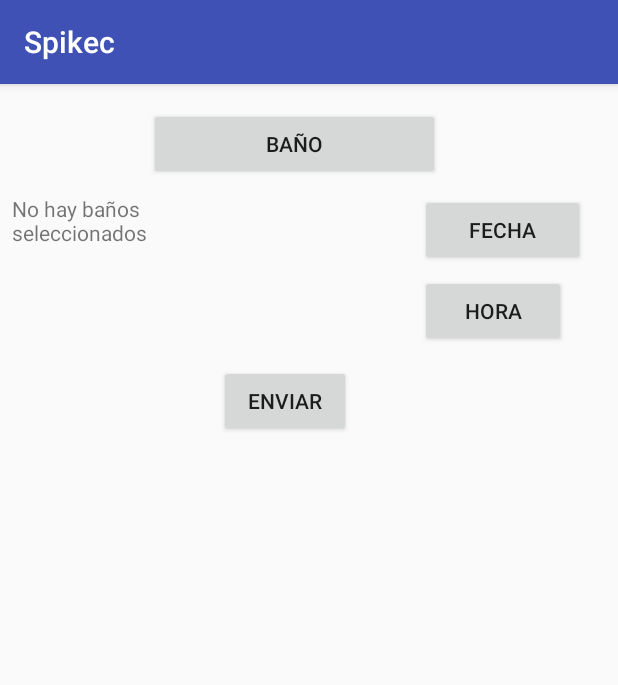
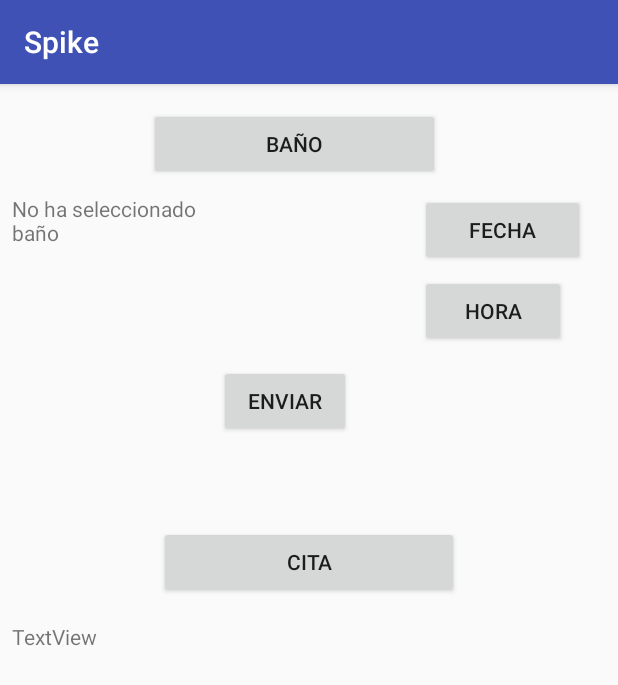
Before and after one commit to juanda0097/Spikec, an Android app: the ejemplo screen opened directly, with no data from a screen before it, on a phone screen of 412 x 824 dp. Shown: the top 685 px of the screen. Run offline under Robolectric (Android 15) with nearby library versions, the phone set to English and light mode, and no system bars; our stand-ins replace Firebase (no records; nobody signed in at launch, a user with empty details on screens opened directly).

Commit message:
septimo commit se le agrego un alert dialog al citas

```diff
--- a/app/src/main/java/com/spikec/spikec/ejemplo.java
+++ b/app/src/main/java/com/spikec/spikec/ejemplo.java
@@ -9,6 +9,7 @@ import android.support.v7.app.AppCompatActivity;
 import android.view.View;
 import android.widget.Button;
 import android.widget.DatePicker;
+import android.widget.EditText;
 import android.widget.TextView;
 import android.widget.TimePicker;
 import android.widget.Toast;
@@ -22,6 +23,11 @@ import java.util.List;
 
 public class ejemplo extends AppCompatActivity {
     TextView txtfecha;
+    TextView tvfechacita;
+    TextView tvhoracita;
+    Button btnfechacita;
+    Button btnhoracita;
+    Button bottoncita;
     TextView txthora;
     Button btnfecha;
     Button btnhora;
@@ -131,7 +137,7 @@ public class ejemplo extends AppCompatActivity {
 
 
                 AlertDialog.Builder alert2= new AlertDialog.Builder(ejemplo.this);
-                alert2.setTitle("Dialogo con opciones");
+                alert2.setTitle("Tipos de baños");
 //                alert2.setMessage(" este cuadro tiene botones de acceso");
 
                 //agregando las opciones del chekbox
@@ -181,7 +187,35 @@ public class ejemplo extends AppCompatActivity {
                 alert2.show();//se muestra el  dialogo
             }
         });
-       // FirebaseDatabase database = FirebaseDatabase.getInstance();
-        //DatabaseReference myRef = database.getReference();
+        // a partir de aqui se crea u alertdialog para describir la cita
+
+        bottoncita = (Button)findViewById(R.id.btncita);
+        bottoncita.setOnClickListener(new View.OnClickListener() {
+            @Override
+            public void onClick(View view) {
+            AlertDialog.Builder mBuilder = new AlertDialog.Builder(ejemplo.this);
+                View mView = getLayoutInflater().inflate(R.layout.dialog_cita, null);
+                final EditText mDescribe = (EditText) mView.findViewById(R.id.describecita);
+                Button mButton = (Button) mView.findViewById(R.id.btnokcita);
+                mButton.setOnClickListener(new View.OnClickListener() {
+                    @Override
+                    public void onClick(View view) {
+                        Toast.makeText(ejemplo.this, "Descripcion anexada",Toast.LENGTH_LONG).show();
+                    }
+
+                });
+                mBuilder.setView(mView);
+                AlertDialog dialog = mBuilder.create();
+                dialog.show();
+
+            }
+        });
+
+
+
+        // se establece la conexion con la base de datos en firebase
+        FirebaseDatabase database = FirebaseDatabase.getInstance();
+        // se crea una variable de referencia
+        DatabaseReference myRef = database.getReference();
     }
 }
--- a/app/src/main/res/layout/activity_ejemplo.xml
+++ b/app/src/main/res/layout/activity_ejemplo.xml
@@ -11,7 +11,7 @@
         android:layout_width="194dp"
         android:layout_height="48dp"
         android:layout_marginTop="16dp"
-        android:text="Baño"
+        android:text="@string/baño"
         app:layout_constraintLeft_toLeftOf="parent"
         app:layout_constraintRight_toRightOf="parent"
         app:layout_constraintTop_toTopOf="parent"
@@ -27,7 +27,7 @@
         android:layout_marginLeft="8dp"
         android:layout_marginStart="8dp"
         android:layout_marginTop="9dp"
-        android:text="No hay baños seleccionados"
+        android:text="@string/selectbano"
         app:layout_constraintLeft_toLeftOf="parent"
         app:layout_constraintTop_toBottomOf="@+id/btnbano"
         tools:layout_constraintLeft_creator="1"
@@ -64,7 +64,7 @@
         android:layout_width="0dp"
         android:layout_height="48dp"
         android:layout_marginEnd="22dp"
-        android:text="Fecha"
+        android:text="@string/date"
         tools:layout_constraintRight_creator="1"
         tools:layout_constraintTop_creator="1"
         android:layout_marginRight="22dp"
@@ -82,7 +82,7 @@
         android:layout_width="97dp"
         android:layout_height="48dp"
         android:layout_marginTop="6dp"
-        android:text="hora"
+        android:text="@string/hour"
         app:layout_constraintLeft_toLeftOf="@+id/btnfecha"
         app:layout_constraintTop_toBottomOf="@+id/btnfecha"
         tools:layout_constraintLeft_creator="1"
@@ -92,7 +92,7 @@
         android:id="@+id/btnenviar"
         android:layout_width="wrap_content"
         android:layout_height="wrap_content"
-        android:text="Enviar"
+        android:text="@string/send"
         tools:layout_constraintTop_creator="1"
         android:layout_marginStart="12dp"
         android:layout_marginTop="8dp"
@@ -101,4 +101,37 @@
         app:layout_constraintLeft_toRightOf="@+id/txtselec"
         android:layout_marginLeft="12dp" />
 
+    <Button
+        android:id="@+id/btncita"
+        android:layout_width="200dp"
+        android:layout_height="48dp"
+        android:layout_marginTop="59dp"
+        android:text="@string/cite"
+        app:layout_constraintTop_toBottomOf="@+id/btnenviar"
+        tools:layout_constraintRight_creator="1"
+        tools:layout_constraintTop_creator="1"
+        app:layout_constraintRight_toRightOf="parent"
+        app:layout_constraintLeft_toLeftOf="parent"
+        tools:layout_constraintLeft_creator="1" />
+
+    <TextView
+        android:id="@+id/textView3"
+        android:layout_width="0dp"
+        android:layout_height="0dp"
+        android:text="TextView"
+        app:layout_constraintRight_toLeftOf="@+id/btnenviar"
+        tools:layout_constraintTop_creator="1"
+        tools:layout_constraintRight_creator="1"
+        tools:layout_constraintBottom_creator="1"
+        android:layout_marginStart="8dp"
+        app:layout_constraintBottom_toBottomOf="parent"
+        android:layout_marginEnd="6dp"
+        android:layout_marginTop="16dp"
+        app:layout_constraintTop_toBottomOf="@+id/btncita"
+        tools:layout_constraintLeft_creator="1"
+        android:layout_marginBottom="33dp"
+        app:layout_constraintLeft_toLeftOf="parent"
+        android:layout_marginLeft="8dp"
+        android:layout_marginRight="6dp" />
+
 </android.support.constraint.ConstraintLayout>
--- a/app/src/main/res/values/strings.xml
+++ b/app/src/main/res/values/strings.xml
@@ -1,8 +1,19 @@
 <resources>
-    <string name="app_name">Spikec</string>
+    <string name="app_name">Spike</string>
 
     <string name="navigation_drawer_open">Open navigation drawer</string>
     <string name="navigation_drawer_close">Close navigation drawer</string>
 
     <string name="action_settings">Settings</string>
+    <string name="date">Fecha</string>
+    <string name="hour">Hora</string>
+    <string name="send">Enviar</string>
+    <string name="cite">Cita</string>
+    <string name="baño">Baño</string>
+    <string name="selectbano">No ha seleccionado baño</string>
+    <string name="miportal">Mi portal</string>
+    <string name="veterinarias">Veterinarias</string>
+    <string name="descripcion_de_cita">Descripcion de cita</string>
+    <string name="describe">Describe</string>
+    <string name="ok">ok</string>
 </resources>
```
Also changed, not shown: app/src/main/java/com/spikec/spikec/Objetos/FirebaseReferences.java (added, +9 -0 lines), app/src/main/res/layout/content_main.xml (+6 -6 lines), app/src/main/res/layout/dialog_cita.xml (added, +100 -0 lines).
